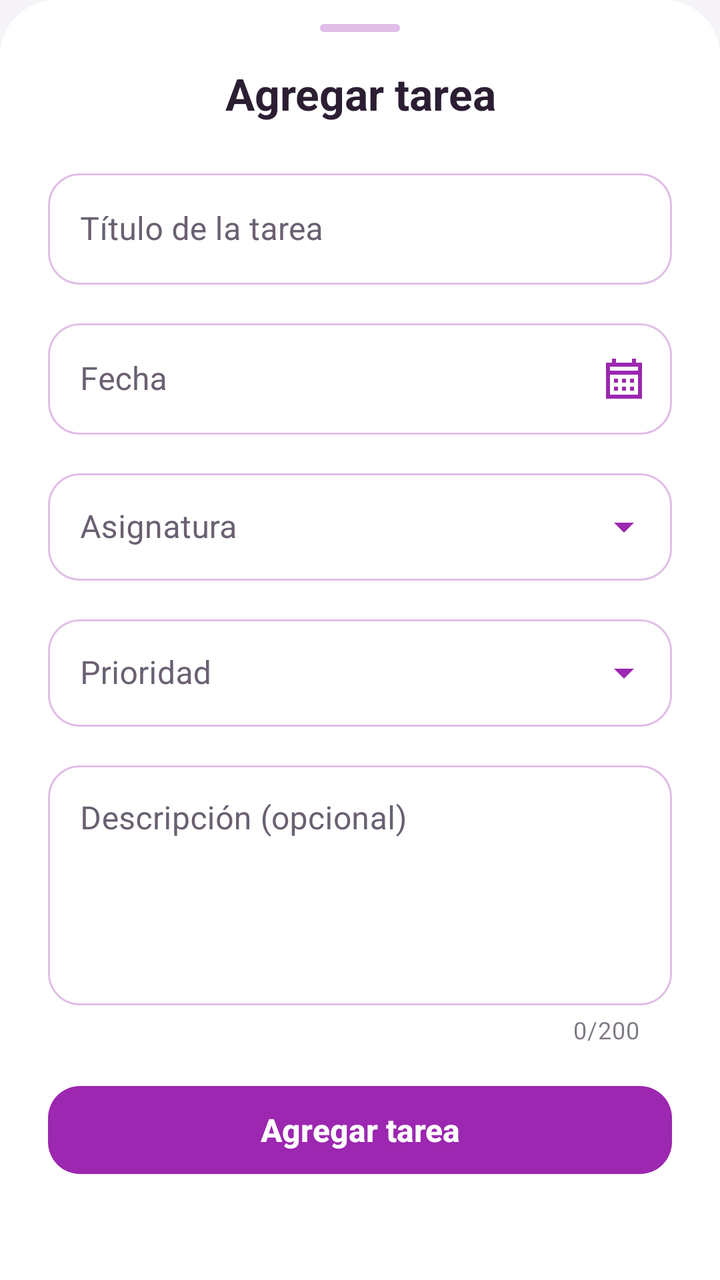
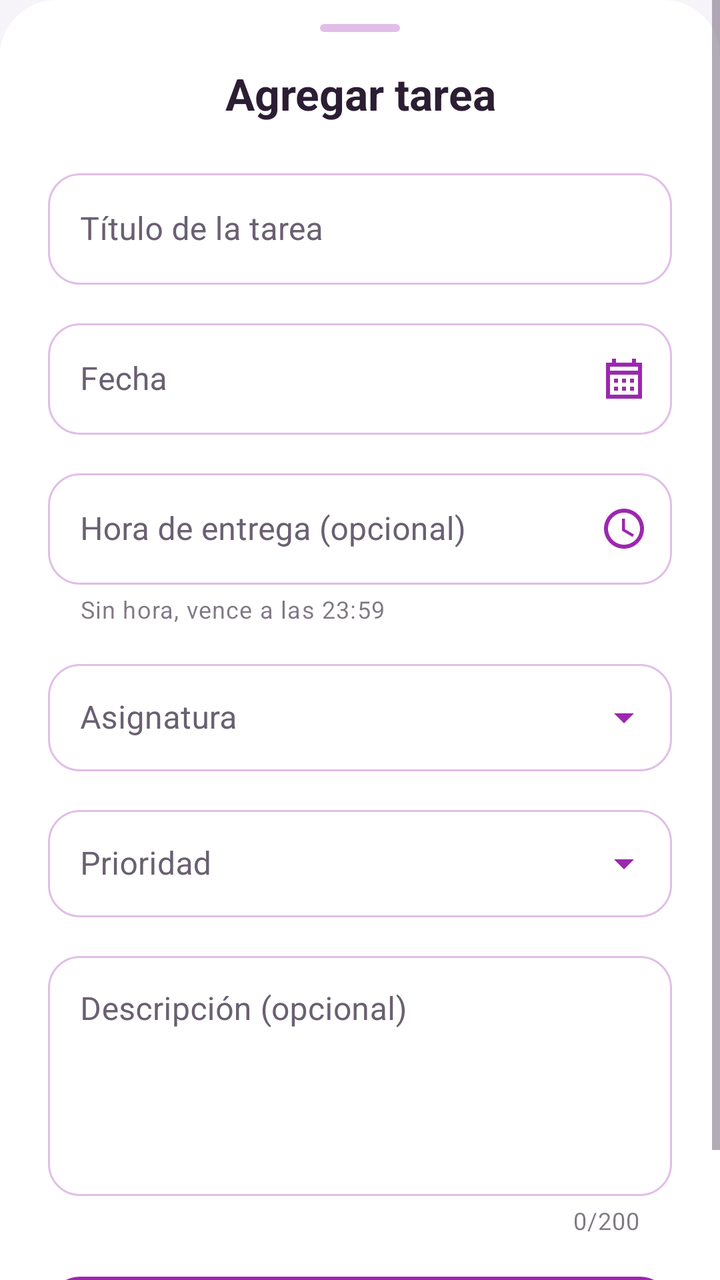

An Android layout rendered at two revisions. The XML below is the earlier revision; the diff shows what the commit changed to produce the second picture.
<!-- AndroidManifest.xml: application theme Theme.MyApplication -->
<!-- res/layout/sheet_agregar_tarea.xml -->
<?xml version="1.0" encoding="utf-8"?>
<ScrollView xmlns:android="http://schemas.android.com/apk/res/android"
    xmlns:app="http://schemas.android.com/apk/res-auto"
    android:layout_width="match_parent"
    android:layout_height="match_parent"
    android:background="@drawable/dialog_a"
    android:fillViewport="true">

    <LinearLayout
        android:layout_width="match_parent"
        android:layout_height="wrap_content"
        android:orientation="vertical"
        android:paddingHorizontal="24dp"
        android:paddingTop="12dp"
        android:paddingBottom="24dp">

        <View style="@style/Edu.AsaHoja"/>

        <TextView
            android:id="@+id/formTitulo"
            style="@style/Edu.Texto.TituloHoja"
            android:layout_width="match_parent"
            android:layout_height="wrap_content"
            android:text="Agregar tarea"
            android:layout_marginBottom="20dp"/>

        <com.google.android.material.textfield.TextInputLayout
            android:id="@+id/TituloContainer"
            style="@style/Edu.Campo"
            android:layout_width="match_parent"
            android:layout_height="wrap_content"
            android:hint="Título de la tarea">

            <com.google.android.material.textfield.TextInputEditText
                android:id="@+id/NombreEditText"
                style="@style/Edu.CampoEntrada"
                android:layout_width="match_parent"
                android:layout_height="wrap_content"
                android:inputType="text"
                android:maxLines="1"/>
        </com.google.android.material.textfield.TextInputLayout>

        <com.google.android.material.textfield.TextInputLayout
            android:id="@+id/FechaContainer"
            style="@style/Edu.Campo"
            android:layout_width="match_parent"
            android:layout_height="wrap_content"
            android:hint="Fecha"
            app:endIconMode="custom"
            app:endIconDrawable="@drawable/baseline_calendar_month_24">

            <com.google.android.material.textfield.TextInputEditText
                android:id="@+id/FechaEditText"
                style="@style/Edu.CampoEntrada"
                android:layout_width="match_parent"
                android:layout_height="wrap_content"
                android:inputType="none"
                android:focusable="false"
                android:clickable="true"/>
        </com.google.android.material.textfield.TextInputLayout>

        <com.google.android.material.textfield.TextInputLayout
            android:id="@+id/AsignaturaContainer"
            style="@style/Edu.CampoDesplegable"
            android:layout_width="match_parent"
            android:layout_height="wrap_content"
            android:hint="Asignatura">

            <AutoCompleteTextView
                android:id="@+id/AsignaturaEditText"
                style="@style/Edu.CampoEntrada"
                android:layout_width="match_parent"
                android:layout_height="wrap_content"
                android:padding="16dp"
                android:inputType="none"/>
        </com.google.android.material.textfield.TextInputLayout>

        <com.google.android.material.textfield.TextInputLayout
            style="@style/Edu.CampoDesplegable"
            android:layout_width="match_parent"
            android:layout_height="wrap_content"
            android:hint="Prioridad">

            <AutoCompleteTextView
                android:id="@+id/PriorityEditText"
                style="@style/Edu.CampoEntrada"
                android:layout_width="match_parent"
                android:layout_height="wrap_content"
                android:padding="16dp"
                android:inputType="none"/>
        </com.google.android.material.textfield.TextInputLayout>

        <com.google.android.material.textfield.TextInputLayout
            android:id="@+id/DescripcionContainer"
            style="@style/Edu.Campo"
            android:layout_width="match_parent"
            android:layout_height="wrap_content"
            android:hint="Descripción (opcional)"
            app:counterEnabled="true"
            app:counterMaxLength="200">

            <com.google.android.material.textfield.TextInputEditText
                android:id="@+id/DescripcionEditText"
                style="@style/Edu.CampoEntrada"
                android:layout_width="match_parent"
                android:layout_height="120dp"
                android:inputType="textMultiLine"
                android:gravity="top|start"
                android:maxLength="200"/>
        </com.google.android.material.textfield.TextInputLayout>

        <com.google.android.material.button.MaterialButton
            android:id="@+id/botonAgregar"
            style="@style/Edu.Boton"
            android:layout_width="match_parent"
            android:layout_height="@dimen/alto_boton"
            android:text="Agregar tarea"/>
    </LinearLayout>
</ScrollView>
<!-- resources referenced by this layout -->
<resources>
  <dimen name="alto_boton">56dp</dimen>
  <style name="Edu.CampoEntrada">
          <item name="android:textColor">?attr/eduTextPrimary</item>
          <item name="android:textSize">16sp</item>
      </style>
  <style name="Edu.Texto.TituloHoja">
          <item name="android:textColor">?attr/eduTextPrimary</item>
          <item name="android:textSize">22sp</item>
          <item name="android:textStyle">bold</item>
          <item name="android:textAlignment">center</item>
      </style>
  <style name="Theme.MyApplication" parent="Base.Theme.MyApplication" />
  <!-- drawable bg_asa_hoja (drawable) -->
  <?xml version="1.0" encoding="utf-8"?>
  <shape xmlns:android="http://schemas.android.com/apk/res/android" android:shape="rectangle">
      <solid android:color="?attr/eduMarcaSuave"/>
      <corners android:radius="2dp"/>
  </shape>
  <dimen name="radio_tarjeta">16dp</dimen>
  <style name="Edu.FormaTarjeta" parent="">
          <item name="cornerFamily">rounded</item>
          <item name="cornerSize">@dimen/radio_tarjeta</item>
      </style>
  <style name="Edu.MenuEmergente" parent="Widget.AppCompat.PopupMenu">
          <item name="android:popupBackground">@drawable/bg_pastilla_blanca</item>
          <item name="android:popupElevation">8dp</item>
      </style>
  <style name="Edu.Aviso" parent="Widget.MaterialComponents.Snackbar">
          <item name="backgroundTint">?attr/eduMarcaProfunda</item>
          <item name="shapeAppearance">@style/Edu.FormaTarjeta</item>
          <item name="android:layout_margin">12dp</item>
      </style>
  <style name="Edu.AvisoTexto" parent="Widget.MaterialComponents.Snackbar.TextView">
          <item name="android:textColor">?attr/eduSuperficie</item>
          <item name="android:textSize">14sp</item>
          <item name="android:maxLines">3</item>
      </style>
  <style name="Edu.FormaDialogo" parent="">
          <item name="cornerFamily">rounded</item>
          <item name="cornerSize">24dp</item>
      </style>
  <style name="Edu.AlertaTitulo" parent="MaterialAlertDialog.MaterialComponents.Title.Text">
          <item name="android:textColor">?attr/eduTextPrimary</item>
          <item name="android:textSize">20sp</item>
          <item name="android:textStyle">bold</item>
      </style>
  <style name="Edu.AlertaCuerpo" parent="MaterialAlertDialog.MaterialComponents.Body.Text">
          <item name="android:textColor">?attr/eduTextSecondary</item>
          <item name="android:textSize">14sp</item>
      </style>
  <style name="Edu.AlertaBoton" parent="Widget.MaterialComponents.Button.TextButton.Dialog">
          <item name="android:textColor">?attr/eduAcento</item>
          <item name="android:textAppearance">@style/Edu.TextoBoton</item>
      </style>
  <style name="Edu.AlertaBotonSecundario" parent="Edu.AlertaBoton">
          <item name="android:textColor">?attr/eduTextSecondary</item>
      </style>
  <!-- drawable bg_pastilla_blanca (drawable) -->
  <?xml version="1.0" encoding="utf-8"?>
  <shape xmlns:android="http://schemas.android.com/apk/res/android" android:shape="rectangle">
      <solid android:color="?attr/eduSuperficie"/>
      <corners android:radius="12dp"/>
  </shape>
  <style name="Edu.SelectorFecha" parent="android:Widget.Material.DatePicker">
          <item name="android:headerBackground">?attr/eduAcento</item>
      </style>
  <style name="Edu.SelectorHora" parent="android:Widget.Material.TimePicker">
          <item name="android:headerBackground">?attr/eduAcento</item>
      </style>
  <!-- unchanged entries left out for length: 10 -->
</resources>

<!-- the commit's change to res/layout/sheet_agregar_tarea.xml (unified diff, before → after) -->
@@ -51,6 +51,27 @@
 
             <com.google.android.material.textfield.TextInputEditText
                 android:id="@+id/FechaEditText"
+                style="@style/Edu.CampoEntrada"
+                android:layout_width="match_parent"
+                android:layout_height="wrap_content"
+                android:inputType="none"
+                android:focusable="false"
+                android:clickable="true"/>
+        </com.google.android.material.textfield.TextInputLayout>
+
+        
+        <com.google.android.material.textfield.TextInputLayout
+            android:id="@+id/HoraEntregaContainer"
+            style="@style/Edu.Campo"
+            android:layout_width="match_parent"
+            android:layout_height="wrap_content"
+            android:hint="Hora de entrega (opcional)"
+            app:endIconMode="custom"
+            app:endIconDrawable="@drawable/ic_clock"
+            app:helperText="Sin hora, vence a las 23:59">
+
+            <com.google.android.material.textfield.TextInputEditText
+                android:id="@+id/HoraEntregaEditText"
                 style="@style/Edu.CampoEntrada"
                 android:layout_width="match_parent"
                 android:layout_height="wrap_content"
<!-- resource entries referenced after the edit -->
@@ -1,6 +1,17 @@
 <!-- resources referenced by this layout -->
 <resources>
   <dimen name="alto_boton">56dp</dimen>
+  <!-- drawable ic_clock (drawable) -->
+  <?xml version="1.0" encoding="utf-8"?>
+  <vector xmlns:android="http://schemas.android.com/apk/res/android"
+      android:width="24dp"
+      android:height="24dp"
+      android:viewportWidth="24"
+      android:viewportHeight="24">
+      <path
+          android:fillColor="?attr/eduAcento"
+          android:pathData="M12,2C6.5,2 2,6.5 2,12s4.5,10 10,10s10,-4.5 10,-10S17.5,2 12,2zM12,20c-4.41,0 -8,-3.59 -8,-8s3.59,-8 8,-8s8,3.59 8,8S16.41,20 12,20zM12.5,7H11v6l5.25,3.15l0.75,-1.23l-4.5,-2.67V7z"/>
+  </vector>
   <style name="Edu.CampoEntrada">
           <item name="android:textColor">?attr/eduTextPrimary</item>
           <item name="android:textSize">16sp</item>
